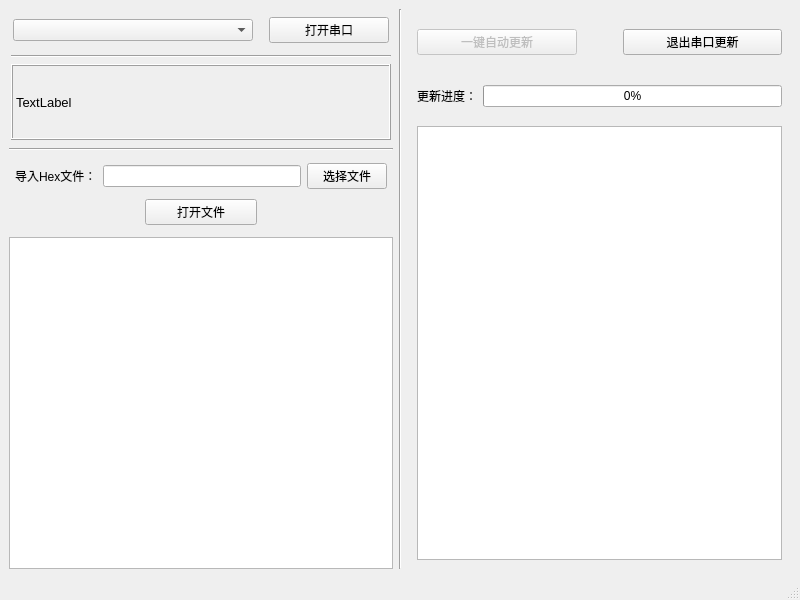
Before: the Qt Designer form Mainwindow_Ui.ui in Riptide41/ComWriter, drawn with Qt 5.
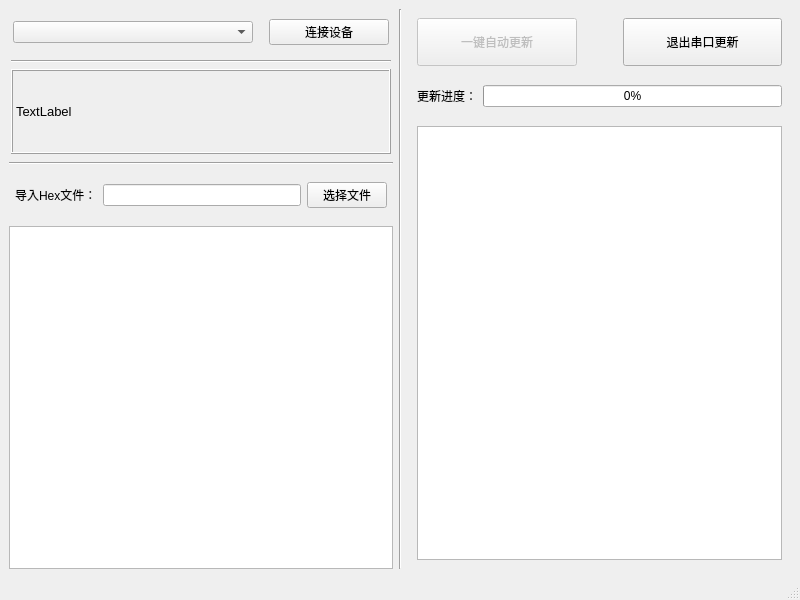
After: the same form once the commit is applied. Custom widgets are drawn as their Qt base class.

Commit message: solve final frame,auto reset,add progressbar

The edit to the form file:
```diff
--- a/Mainwindow_Ui.ui
+++ b/Mainwindow_Ui.ui
@@ -19,6 +19,9 @@
   <property name="windowTitle">
    <string>MainWindow</string>
   </property>
+  <property name="toolButtonStyle">
+   <enum>Qt::ToolButtonIconOnly</enum>
+  </property>
   <widget class="QWidget" name="centralwidget">
    <layout class="QHBoxLayout" name="horizontalLayout">
     <item>
@@ -50,7 +53,7 @@
          <property name="sizePolicy">
           <sizepolicy hsizetype="Preferred" vsizetype="Preferred">
            <horstretch>0</horstretch>
-           <verstretch>2</verstretch>
+           <verstretch>3</verstretch>
           </sizepolicy>
          </property>
          <layout class="QVBoxLayout" name="verticalLayout_2">
@@ -71,7 +74,7 @@
             <property name="sizePolicy">
              <sizepolicy hsizetype="Preferred" vsizetype="Preferred">
               <horstretch>0</horstretch>
-              <verstretch>1</verstretch>
+              <verstretch>2</verstretch>
              </sizepolicy>
             </property>
             <layout class="QHBoxLayout" name="horizontalLayout_4">
@@ -112,7 +115,7 @@
                 </sizepolicy>
                </property>
                <property name="text">
-                <string>打开串口</string>
+                <string>连接设备</string>
                </property>
               </widget>
              </item>
@@ -131,7 +134,7 @@
             <property name="sizePolicy">
              <sizepolicy hsizetype="Preferred" vsizetype="Preferred">
               <horstretch>0</horstretch>
-              <verstretch>2</verstretch>
+              <verstretch>4</verstretch>
              </sizepolicy>
             </property>
             <property name="font">
@@ -247,6 +250,21 @@
                     <height>0</height>
                    </size>
                   </property>
+                  <property name="focusPolicy">
+                   <enum>Qt::NoFocus</enum>
+                  </property>
+                  <property name="frame">
+                   <bool>true</bool>
+                  </property>
+                  <property name="dragEnabled">
+                   <bool>true</bool>
+                  </property>
+                  <property name="readOnly">
+                   <bool>true</bool>
+                  </property>
+                  <property name="clearButtonEnabled">
+                   <bool>false</bool>
+                  </property>
                  </widget>
                 </item>
                 <item>
@@ -265,66 +283,6 @@
                </layout>
               </widget>
              </item>
-             <item>
-              <widget class="QWidget" name="widget_5" native="true">
-               <layout class="QHBoxLayout" name="horizontalLayout_3">
-                <property name="leftMargin">
-                 <number>2</number>
-                </property>
-                <property name="topMargin">
-                 <number>2</number>
-                </property>
-                <property name="rightMargin">
-                 <number>2</number>
-                </property>
-                <property name="bottomMargin">
-                 <number>2</number>
-                </property>
-                <item>
-                 <spacer name="horizontalSpacer">
-                  <property name="orientation">
-                   <enum>Qt::Horizontal</enum>
-                  </property>
-                  <property name="sizeType">
-                   <enum>QSizePolicy::Expanding</enum>
-                  </property>
-                  <property name="sizeHint" stdset="0">
-                   <size>
-                    <width>130</width>
-                    <height>20</height>
-                   </size>
-                  </property>
-                 </spacer>
-                </item>
-                <item>
-                 <widget class="QPushButton" name="btn_open_file">
-                  <property name="sizePolicy">
-                   <sizepolicy hsizetype="Preferred" vsizetype="Fixed">
-                    <horstretch>1</horstretch>
-                    <verstretch>0</verstretch>
-                   </sizepolicy>
-                  </property>
-                  <property name="text">
-                   <string>打开文件</string>
-                  </property>
-                 </widget>
-                </item>
-                <item>
-                 <spacer name="horizontalSpacer_2">
-                  <property name="orientation">
-                   <enum>Qt::Horizontal</enum>
-                  </property>
-                  <property name="sizeHint" stdset="0">
-                   <size>
-                    <width>130</width>
-                    <height>20</height>
-                   </size>
-                  </property>
-                 </spacer>
-                </item>
-               </layout>
-              </widget>
-             </item>
             </layout>
            </widget>
           </item>
@@ -336,7 +294,7 @@
          <property name="sizePolicy">
           <sizepolicy hsizetype="Expanding" vsizetype="Expanding">
            <horstretch>0</horstretch>
-           <verstretch>5</verstretch>
+           <verstretch>7</verstretch>
           </sizepolicy>
          </property>
         </widget>
@@ -419,6 +377,12 @@
                <property name="enabled">
                 <bool>false</bool>
                </property>
+               <property name="sizePolicy">
+                <sizepolicy hsizetype="Minimum" vsizetype="Expanding">
+                 <horstretch>0</horstretch>
+                 <verstretch>0</verstretch>
+                </sizepolicy>
+               </property>
                <property name="text">
                 <string>一键自动更新</string>
                </property>
@@ -442,6 +406,12 @@
              </item>
              <item>
               <widget class="QPushButton" name="btn_exit">
+               <property name="sizePolicy">
+                <sizepolicy hsizetype="Minimum" vsizetype="Expanding">
+                 <horstretch>0</horstretch>
+                 <verstretch>0</verstretch>
+                </sizepolicy>
+               </property>
                <property name="text">
                 <string>退出串口更新</string>
                </property>
```
Left out of the diff: 6 changed lines with no effect on the pictures. The commit also changes 5 other files.
